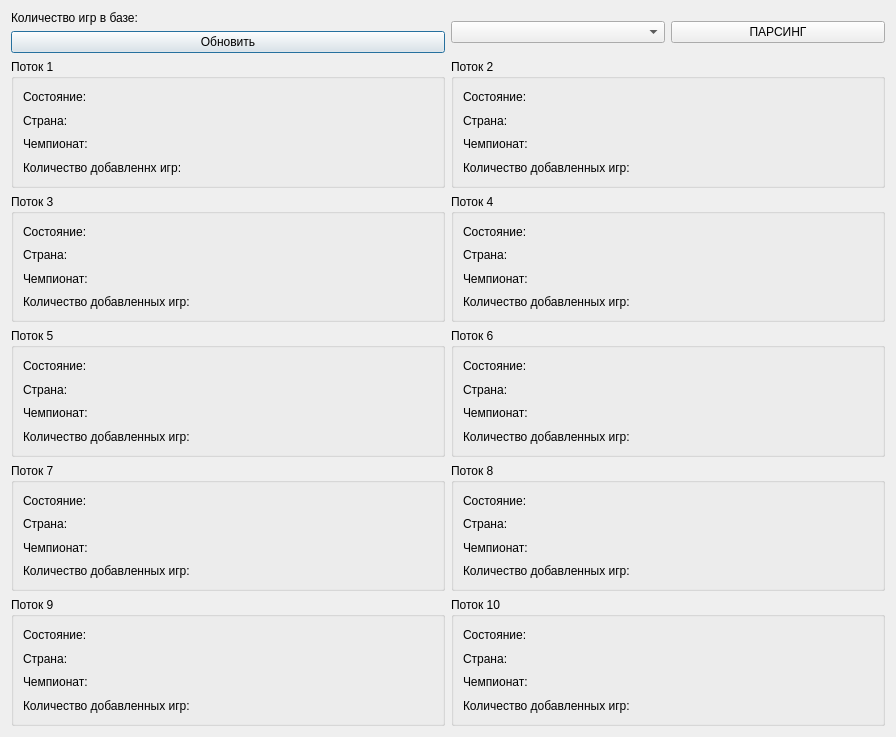
Old version of the form multiparser.ui in the repository isys35/odds_bk2.
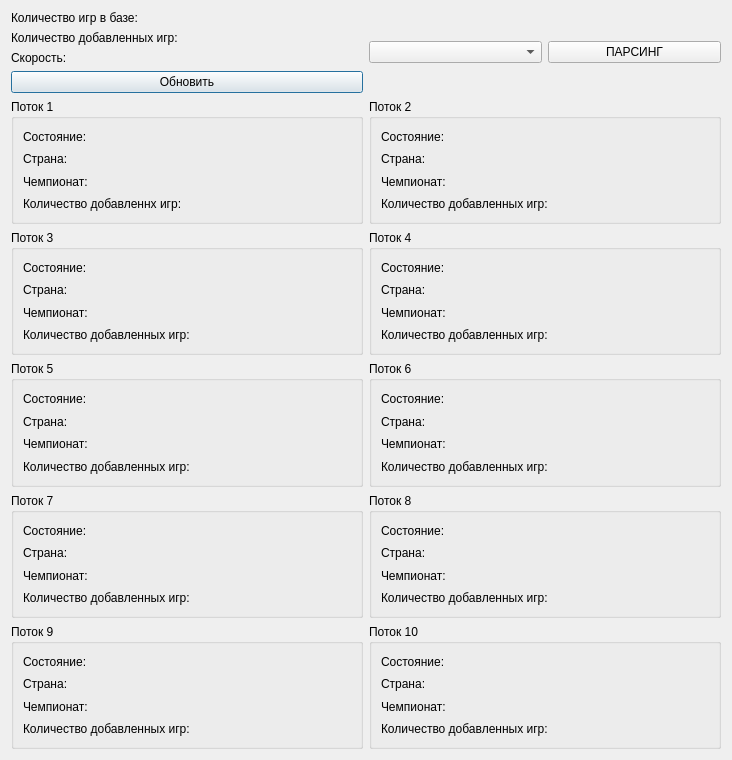
New version of the form.

Commit message: Добавлен счётчик кол-ва матчей Добавлен счётчик скорости

The edit to the form file:
```diff
--- a/multiparser.ui
+++ b/multiparser.ui
@@ -6,8 +6,8 @@
    <rect>
     <x>0</x>
     <y>0</y>
-    <width>896</width>
-    <height>737</height>
+    <width>732</width>
+    <height>760</height>
    </rect>
   </property>
   <property name="windowTitle">
@@ -358,6 +358,20 @@
          </property>
         </widget>
        </item>
+       <item>
+        <widget class="QLabel" name="label_42">
+         <property name="text">
+          <string>Количество добавленных игр:</string>
+         </property>
+        </widget>
+       </item>
+       <item>
+        <widget class="QLabel" name="label_43">
+         <property name="text">
+          <string>Скорость:</string>
+         </property>
+        </widget>
+       </item>
        <item>
         <widget class="QPushButton" name="pushButton">
          <property name="text">
```
The commit also changes 2 other files.
